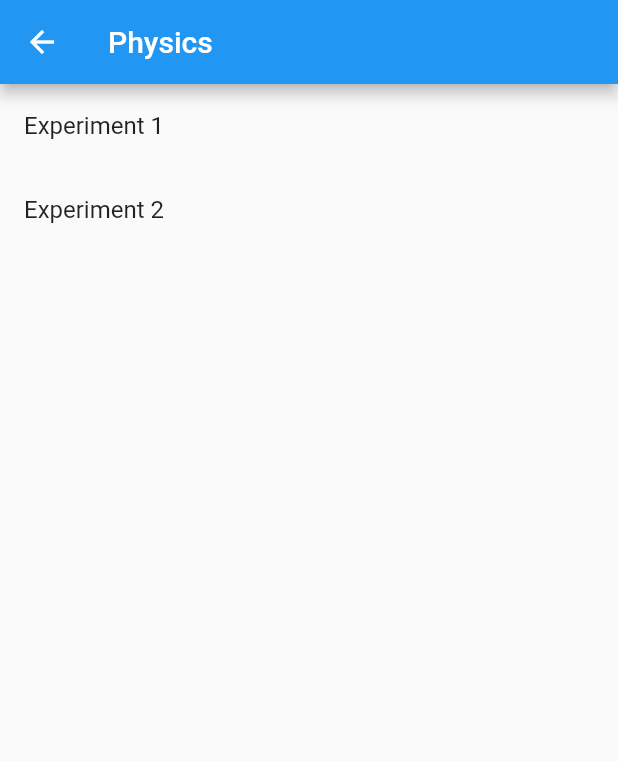
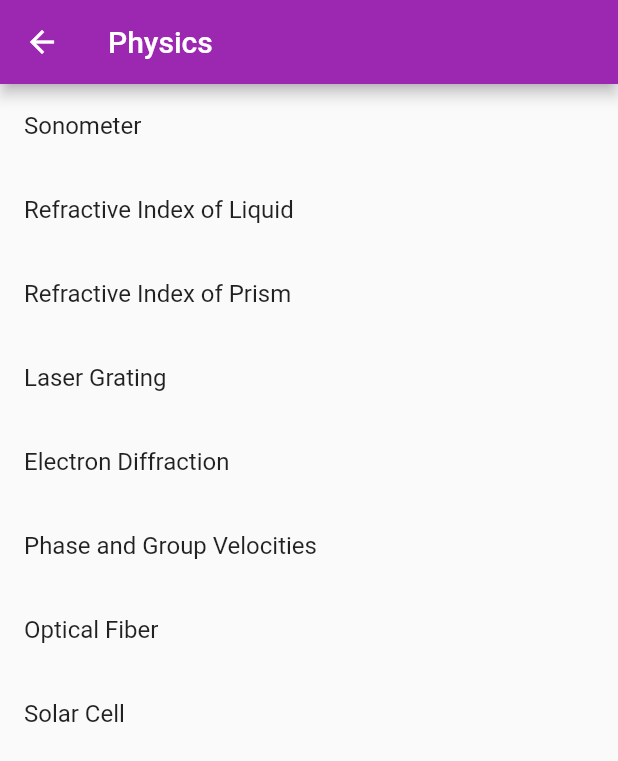
Before and after one commit to RupaakSrinivas/virtualLabs, a Flutter app: the screen it shows after launch, after a tap on "Physics", on a phone screen of 412 x 824 dp. Shown: the top 761 px of the screen. Run offline on Flutter 3.47's test engine with Material 2 defaults, Android fonts, the phone set to English and light mode, and no system bars; our stand-ins replace webview_flutter.

Commit message:
Updated main file

```diff
--- a/lib/main.dart
+++ b/lib/main.dart
@@ -1,213 +1,3 @@
-// import 'package:english_words/english_words.dart';
-// import 'package:flutter/material.dart';
-// import 'package:provider/provider.dart';
-
-// void main() {
-//   runApp(MyApp());
-// }
-
-// class MyApp extends StatelessWidget {
-//   const MyApp({super.key});
-
-//   @override
-//   Widget build(BuildContext context) {
-//     return ChangeNotifierProvider(
-//       create: (context) => MyAppState(),
-//       child: MaterialApp(
-//         title: 'Namer App',
-//         theme: ThemeData(
-//           useMaterial3: true,
-//           colorScheme: ColorScheme.fromSeed(seedColor: Colors.deepOrangeAccent),
-//         ),
-//         home: MyHomePage(),
-//       ),
-//     );
-//   }
-// }
-
-// class MyAppState extends ChangeNotifier {
-//   var current = WordPair.random();
-//   // var pair = appState
-
-//   void getNext() {
-//     current = WordPair.random();
-//     notifyListeners();
-//   }
-
-//   var favorites = <WordPair>[];
-
-//   void toggleFavorite() {
-//     if (favorites.contains(current)) {
-//       favorites.remove(current);
-//     } else {
-//       favorites.add(current);
-//     }
-//     notifyListeners();
-//   }
-// }
-
-// class MyHomePage extends StatefulWidget {
-//   @override
-//   State<MyHomePage> createState() => _MyHomePageState();
-// }
-
-// class _MyHomePageState extends State<MyHomePage> {
-//   var selectedIndex = 0;
-
-//   @override
-//   Widget build(BuildContext context) {
-//     // ignore: unused_local_variable
-//     Widget page;
-//     switch (selectedIndex) {
-//       case 0:
-//         page = GeneratorPage();
-//         break;
-//       case 1:
-//         page = FavoritesPage();
-//         break;
-//       default:
-//         throw UnimplementedError('no widget for $selectedIndex');
-//     }
-
-//     return LayoutBuilder(
-//       builder: (context, constraints) {
-//         return Scaffold(
-//           body: Row(
-//             children: [
-//               SafeArea(
-//                 child: NavigationRail(
-//                   extended: constraints.maxWidth >= 600,
-//                   destinations: [
-//                     NavigationRailDestination(
-//                       icon: Icon(Icons.home),
-//                       label: Text('Home'),
-//                     ),
-//                     NavigationRailDestination(
-//                       icon: Icon(Icons.favorite),
-//                       label: Text('Favorites'),
-//                     ),
-//                   ],
-//                   selectedIndex: selectedIndex,
-//                   onDestinationSelected: (value) {
-//                     setState(() {
-//                       selectedIndex = value;
-//                     });
-//                   },
-//                 ),
-//               ),
-//               Expanded(
-//                 child: Container(
-//                   color: Theme.of(context).colorScheme.primaryContainer,
-//                   child: page,
-//                 ),
-//               ),
-//             ],
-//           ),
-//         );
-//       }
-//     );
-//   }
-// }
-
-// class GeneratorPage extends StatelessWidget {
-//   @override
-//   Widget build(BuildContext context) {
-//     var appState = context.watch<MyAppState>();
-//     var pair = appState.current;
-
-//     IconData icon;
-//     if (appState.favorites.contains(pair)) {
-//       icon = Icons.favorite;
-//     } else {
-//       icon = Icons.favorite_border;
-//     }
-
-//     return Center(
-//       child: Column(
-//         mainAxisAlignment: MainAxisAlignment.center,
-//         children: [
-//           BigCard(pair: pair),
-//           SizedBox(height: 10),
-//           Row(
-//             mainAxisSize: MainAxisSize.min,
-//             children: [
-//               ElevatedButton.icon(
-//                 onPressed: () {
-//                   appState.toggleFavorite();
-//                 },
-//                 icon: Icon(icon),
-//                 label: Text('Like'),
-//               ),
-//               SizedBox(width: 10),
-//               ElevatedButton(
-//                 onPressed: () {
-//                   appState.getNext();
-//                 },
-//                 child: Text('Next'),
-//               ),
-//             ],
-//           ),
-//         ],
-//       ),
-//     );
-//   }
-// }
-
-// class FavoritesPage extends StatelessWidget {
-//   @override
-//   Widget build(BuildContext context) {
-//     var appState = context.watch<MyAppState>();
-
-//     if (appState.favorites.isEmpty) {
-//       return Center(
-//         child: Text('No favorites yet.'),
-//       );
-//     }
-
-//     return ListView(
-//       children: [
-//         Padding(
-//           padding: const EdgeInsets.all(20),
-//           child: Text('You have '
-//               '${appState.favorites.length} favorites:'),
-//         ),
-//         for (var pair in appState.favorites)
-//           ListTile(
-//             leading: Icon(Icons.favorite),
-//             title: Text(pair.asLowerCase),
-//           ),
-//       ],
-//     );
-//   }
-// }
-
-// class BigCard extends StatelessWidget {
-//   const BigCard({
-//     super.key,
-//     required this.pair,
-//   });
-
-//   final WordPair pair;
-
-//   @override
-//   Widget build(BuildContext context) {
-//     final theme = Theme.of(context);
-
-//     final style = theme.textTheme.displayMedium!.copyWith(
-//       color: theme.colorScheme.onPrimary,
-//     );
-
-//     return Card(
-//       color: theme.colorScheme.primary,
-//       child: Padding(
-//         padding: const EdgeInsets.all(20.0),
-//         child: Text(pair.asString, style: style),
-//       ),
-//     );
-//   }
-// }
-
-
 import 'package:flutter/material.dart';
 import 'package:webview_flutter/webview_flutter.dart';
 import 'dart:convert';
@@ -220,9 +10,9 @@ class MyApp extends StatelessWidget {
   @override
   Widget build(BuildContext context) {
     return MaterialApp(
-      title: 'Experiment App',
+      title: 'MobLabs',
       theme: ThemeData(
-        primarySwatch: Colors.blue,
+        primarySwatch: Colors.purple,
       ),
       home: HomePage(),
       routes: {
@@ -230,32 +20,88 @@ class MyApp extends StatelessWidget {
               subjectName: 'Physics',
               experiments: [
                 Experiment(
-                  name: 'Experiment 1',
+                  name: 'Sonometer',
                   embeddedHTML:
-                      '<div class="sketchfab-embed-wrapper"> <iframe title="Tektronix 2235 Oscilloscope" frameborder="0" allowfullscreen mozallowfullscreen="true" webkitallowfullscreen="true" allow="autoplay; fullscreen; xr-spatial-tracking" xr-spatial-tracking execution-while-out-of-viewport execution-while-not-rendered web-share src="https://sketchfab.com/models/900b377c11724d8bb9985e6c17d6ebb9/embed?autostart=1&preload=1" height="600px" width="100%"> </iframe></div>',
+                      '<div class="sketchfab-embed-wrapper"> <iframe title="Tektronix 2235 Oscilloscope" frameborder="0" allowfullscreen mozallowfullscreen="true" webkitallowfullscreen="true" allow="autoplay; fullscreen; xr-spatial-tracking" xr-spatial-tracking execution-while-out-of-viewport execution-while-not-rendered web-share src="https://sketchfab.com/models/900b377c11724d8bb9985e6c17d6ebb9/embed?autostart=1&preload=1" height="600px" width="80%"> </iframe></div>',
                 ),
                 Experiment(
-                  name: 'Experiment 2',
+                  name: 'Refractive Index of Liquid',
                   embeddedHTML:
-                      '<div class="sketchfab-embed-wrapper"> <iframe title="Bing Search Engine" frameborder="0" allowfullscreen mozallowfullscreen="true" webkitallowfullscreen="true" height="600px" width="100%" src="https://www.bing.com"></iframe></div>',
+                      '<div class="sketchfab-embed-wrapper"> <iframe title="Bing Search Engine" frameborder="0" allowfullscreen mozallowfullscreen="true" webkitallowfullscreen="true" height="600px" width="80%" src="https://www.bing.com"></iframe></div>',
+                ),
+                Experiment(
+                  name: 'Refractive Index of Prism',
+                  embeddedHTML: '',
+                ),
+                Experiment(
+                  name: 'Laser Grating',
+                  embeddedHTML: '',
+                ),
+                Experiment(
+                  name: 'Electron Diffraction',
+                  embeddedHTML: '',
+                ),
+                Experiment(
+                  name: 'Phase and Group Velocities',
+                  embeddedHTML: '',
+                ),
+                Experiment(
+                  name: 'Optical Fiber',
+                  embeddedHTML: '',
+                ),
+                Experiment(
+                  name: 'Solar Cell',
+                  embeddedHTML: '',
                 ),
               ],
             ),
         // Define routes for other subjects as well
+        '/chemistry': (context) =>
+            SubjectPage(subjectName: 'Chemistry', experiments: [
+              Experiment(
+                name: 'Hardness of Water',
+                embeddedHTML: '',
+              ),
+              Experiment(
+                name: 'Colorimeteric estimation of Ni2+',
+                embeddedHTML: '',
+              ),
+              Experiment(
+                name: 'Analysis of Iron by Potentiometer',
+                embeddedHTML: '',
+              ),
+              Experiment(
+                name: 'Estimation of Sulfate ion in drinking water',
+                embeddedHTML: '',
+              ),
+              Experiment(
+                name: 'Preparation of Important Drug',
+                embeddedHTML: '',
+              ),
+              Experiment(
+                name: 'Determination of Reaction Rate and Order',
+                embeddedHTML: '',
+              ),
+              Experiment(
+                name: 'Preparation of Nanosilica',
+                embeddedHTML: '',
+              ),
+              Experiment(
+                name: 'Thermodynamic functions from EMF',
+                embeddedHTML: '',
+              ),
+            ])
       },
     );
   }
 }
-
-
-
 
 class HomePage extends StatelessWidget {
   @override
   Widget build(BuildContext context) {
     return Scaffold(
       appBar: AppBar(
-        title: Text('Experiment App'),
+        title: Text('MobLabs'),
       ),
       body: Center(
         child: Column(
@@ -263,26 +109,92 @@ class HomePage extends StatelessWidget {
           children: [
             Text(
               'Choose a Subject',
-              style: TextStyle(fontSize: 24),
+              style: TextStyle(fontSize: 32),
             ),
             SizedBox(height: 20),
-            ElevatedButton(
+            GridView.count(
+              crossAxisCount: 2,
+              shrinkWrap: true,
+              children: [
+                Padding(
+                  padding: EdgeInsets.all(8),
+                  child: ElevatedButton(
                     onPressed: () {
                       Navigator.pushNamed(context, '/physics');
                     },
-              child: Text('Physics'),
+                    child: SizedBox(
+                      width: 100,
+                      height: 100,
+                      child: Center(child: Text('Physics')),
                     ),
-            ElevatedButton(
+                  ),
+                ),
+                Padding(
+                  padding: EdgeInsets.all(8),
+                  child: ElevatedButton(
+                    onPressed: () {
+                      Navigator.pushNamed(context, '/BEEE');
+                    },
+                    child: SizedBox(
+                      width: 100,
+                      height: 100,
+                      child: Center(child: Text('BEEE')),
+                    ),
+                  ),
+                ),
+                Padding(
+                  padding: EdgeInsets.all(8),
+                  child: ElevatedButton(
                     onPressed: () {
                       Navigator.pushNamed(context, '/chemistry');
                     },
-              child: Text('Chemistry'),
+                    child: SizedBox(
+                      width: 100,
+                      height: 100,
+                      child: Center(child: Text('Chemistry')),
                     ),
-            ElevatedButton(
+                  ),
+                ),
+                Padding(
+                  padding: EdgeInsets.all(8),
+                  child: ElevatedButton(
+                    onPressed: () {
+                      Navigator.pushNamed(context, '/Mechanical');
+                    },
+                    child: SizedBox(
+                      width: 100,
+                      height: 100,
+                      child: Center(child: Text('Mechanical')),
+                    ),
+                  ),
+                ),
+                Padding(
+                  padding: EdgeInsets.all(8),
+                  child: ElevatedButton(
+                    onPressed: () {
+                      Navigator.pushNamed(context, '/Architecture');
+                    },
+                    child: SizedBox(
+                      width: 100,
+                      height: 100,
+                      child: Center(child: Text('Architecture')),
+                    ),
+                  ),
+                ),
+                Padding(
+                  padding: EdgeInsets.all(8),
+                  child: ElevatedButton(
                     onPressed: () {
                       Navigator.pushNamed(context, '/biology');
                     },
-              child: Text('Biology'),
+                    child: SizedBox(
+                      width: 100,
+                      height: 100,
+                      child: Center(child: Text('Biology')),
+                    ),
+                  ),
+                ),
+              ],
             ),
           ],
         ),
@@ -312,7 +224,8 @@ class SubjectPage extends StatelessWidget {
               Navigator.push(
                 context,
                 MaterialPageRoute(
-                  builder: (context) => WebViewPage(embeddedHTML: experiments[index].embeddedHTML),
+                  builder: (context) => WebViewPage(
+                      embeddedHTML: experiments[index].embeddedHTML),
                 ),
               );
             },
@@ -323,15 +236,12 @@ class SubjectPage extends StatelessWidget {
   }
 }
 
-
 class Experiment {
   final String name;
   final String embeddedHTML;
 
   const Experiment({required this.name, required this.embeddedHTML});
 }
-
-
 
 class WebViewPage extends StatelessWidget {
   final String embeddedHTML;
```
Lines whose indentation alone changed are shown as unchanged.
